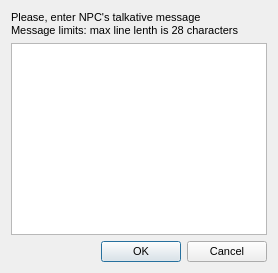
Above: Editor/level_scene/itemmsgbox.ui from WohlSoft/Moondust-Project before the change. Below: the same form after it.
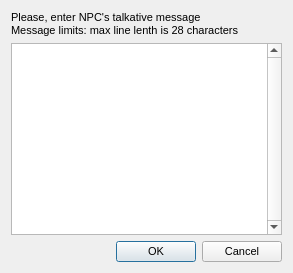
That is the form after the change. Icons and pictures are not drawn.

The edit to the form file:
```diff
--- a/Editor/level_scene/itemmsgbox.ui
+++ b/Editor/level_scene/itemmsgbox.ui
@@ -6,8 +6,8 @@
    <rect>
     <x>0</x>
     <y>0</y>
-    <width>268</width>
-    <height>177</height>
+    <width>289</width>
+    <height>241</height>
    </rect>
   </property>
   <property name="font">
@@ -44,8 +44,8 @@
     <widget class="QPlainTextEdit" name="msgTextBox">
      <property name="minimumSize">
       <size>
-       <width>250</width>
-       <height>100</height>
+       <width>271</width>
+       <height>162</height>
       </size>
      </property>
      <property name="font">
@@ -59,15 +59,18 @@
      <property name="whatsThis">
       <string>&lt;html&gt;&lt;head/&gt;&lt;body&gt;&lt;p&gt;This is a message, what will be displayed if player will do talk with this NPC.&lt;/p&gt;&lt;p&gt;&lt;span style=&quot; font-weight:600;&quot;&gt;Note:&lt;/span&gt; All quotes and new-line characters will be removed.&lt;/p&gt;&lt;/body&gt;&lt;/html&gt;</string>
      </property>
+     <property name="verticalScrollBarPolicy">
+      <enum>Qt::ScrollBarAlwaysOn</enum>
+     </property>
+     <property name="horizontalScrollBarPolicy">
+      <enum>Qt::ScrollBarAlwaysOff</enum>
+     </property>
      <property name="undoRedoEnabled">
       <bool>false</bool>
      </property>
      <property name="plainText">
       <string notr="true"/>
      </property>
-     <property name="tabStopWidth">
-      <number>28</number>
-     </property>
      <property name="maximumBlockCount">
       <number>28</number>
      </property>
```
